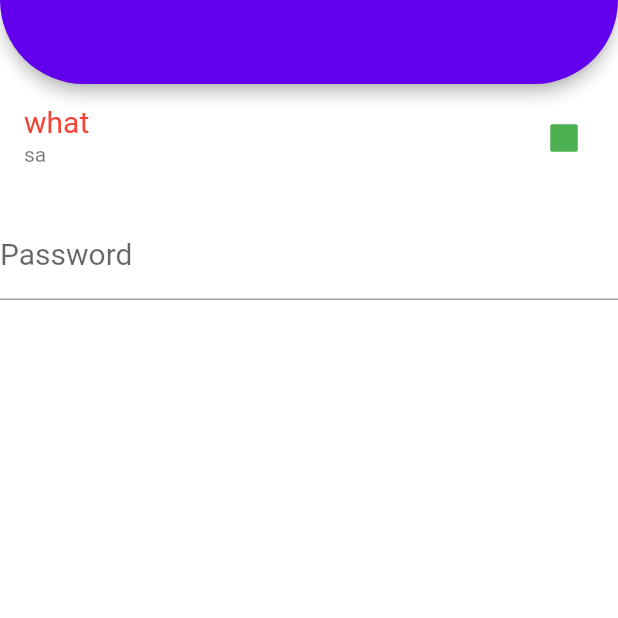
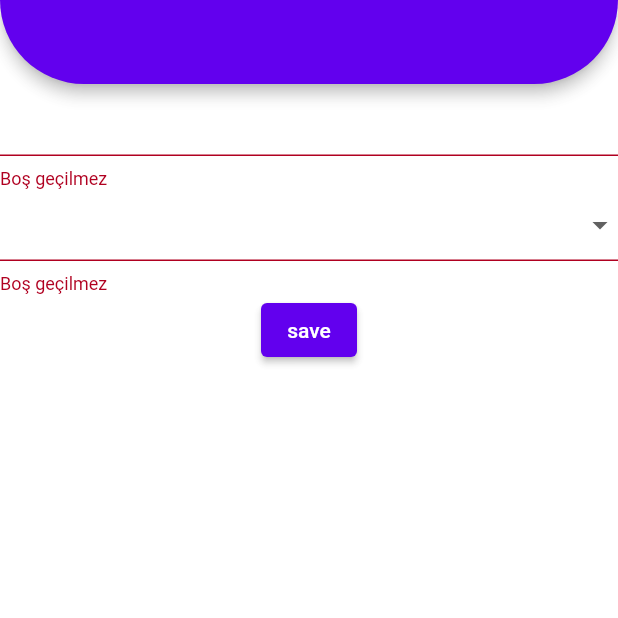
Before and after one commit to hmtbasdas/flutter_learn_full, a Flutter app: the screen it shows after launch, on a phone screen of 412 x 824 dp, the top half of it. Run offline on Flutter 3.47's test engine with Material 2 defaults, Android fonts, the phone set to English and light mode, and no system bars; our stand-ins replace dio, flutter_spinkit; missing offline and left inert: dart:ffi.

Commit message:
form validator

```diff
--- /dev/null
+++ b/lib/202/form_learn_view.dart
@@ -0,0 +1,78 @@
+import 'package:flutter/material.dart';
+
+class FormLearnView extends StatefulWidget {
+  const FormLearnView({Key? key}) : super(key: key);
+
+  @override
+  State<FormLearnView> createState() => _FormLearnViewState();
+}
+
+class _FormLearnViewState extends State<FormLearnView> {
+
+  GlobalKey<FormState> _key = GlobalKey();
+
+  @override
+  Widget build(BuildContext context) {
+    return Scaffold(
+      appBar: AppBar(),
+      body: Form(
+        child: Column(
+          children: [
+            TextFormField(
+              key: _key,
+              autovalidateMode: AutovalidateMode.always,
+              validator: (value) {
+                return FormFieldValidator().isNotEmpty(value);
+              },
+              onChanged: (value){
+                print(value);
+              },
+            ),
+            DropdownButtonFormField<String>(
+              validator: (value){
+                return FormFieldValidator().isNotEmpty(value);
+              },
+              autovalidateMode: AutovalidateMode.always,
+              items: [
+                DropdownMenuItem(
+                  child: Text("haha"),
+                  value: "v1",
+                ),
+                DropdownMenuItem(
+                  child: Text("hasdasha"),
+                  value: "v2",
+                ),
+                DropdownMenuItem(
+                  child: Text("asdashaha"),
+                  value: "v3",
+                ),
+              ].toList(),
+              onChanged: (value){
+
+              },
+            ),
+            ElevatedButton(
+              onPressed: (){
+                if(_key.currentState?.validate() ?? false){
+                  print("err");
+                }
+              },
+              child: Text("save"),
+            )
+          ],
+        ),
+      ),
+    );
+  }
+}
+
+class FormFieldValidator {
+
+  String? isNotEmpty(String? data){
+    return (data?.isNotEmpty ?? false) ? null : ValidatorMessage()._notEmpty;
+  }
+}
+
+class ValidatorMessage {
+  final String _notEmpty = "Boş geçilmez";
+}
--- a/lib/main.dart
+++ b/lib/main.dart
@@ -13,10 +13,16 @@ import 'package:flutterlearn/101/scaffold_learn_view.dart';
 import 'package:flutterlearn/101/stateful_learn.dart';
 import 'package:flutterlearn/101/stateless_learn.dart';
 import 'package:flutterlearn/101/text_learn_view.dart';
+import 'package:flutterlearn/202/animated_learn.dart';
+import 'package:flutterlearn/202/form_learn_view.dart';
+import 'package:flutterlearn/202/image_learn.dart';
+import 'package:flutterlearn/202/oop_learn.dart';
+import 'package:flutterlearn/202/oop_learn_view.dart';
 import 'package:flutterlearn/202/package_learn.dart';
 import 'package:flutterlearn/202/service/comments_learn_view.dart';
 import 'package:flutterlearn/202/service/service_learn_view.dart';
 import 'package:flutterlearn/202/service/service_post_learn.dart';
+import 'package:flutterlearn/202/state_manage/state_manage_learn_view.dart';
 import 'package:flutterlearn/202/tab_learn.dart';
 import 'package:flutterlearn/202/theme/dark_theme.dart';
 import 'package:flutterlearn/202/theme/light_theme.dart';
@@ -47,7 +53,7 @@ class MyApp extends StatelessWidget {
           systemOverlayStyle: SystemUiOverlayStyle.light,
         ),
       ),*/
-      home: ThemeLearnView(),
+      home: FormLearnView(),
       debugShowCheckedModeBanner: false,
     );
   }
--- a/pubspec.yaml
+++ b/pubspec.yaml
@@ -64,6 +64,9 @@ flutter:
   # the material Icons class.
   uses-material-design: true
 
+  assets:
+    - assets/
+
   # To add assets to your application, add an assets section, like this:
   # assets:
   #   - images/a_dot_burr.jpeg
```
Also changed, not shown: lib/202/animated_learn.dart (added, +117 -0 lines), lib/202/custom_exception.dart (added, +7 -0 lines), lib/202/image_learn.dart (added, +35 -0 lines), lib/202/oop_learn.dart (added, +78 -0 lines), lib/202/oop_learn_view.dart (added, +40 -0 lines), lib/202/state_manage/state_learn_view_model.dart (added, +20 -0 lines), lib/202/state_manage/state_manage_learn_view.dart (added, +22 -0 lines), assets/dice.png (added).
